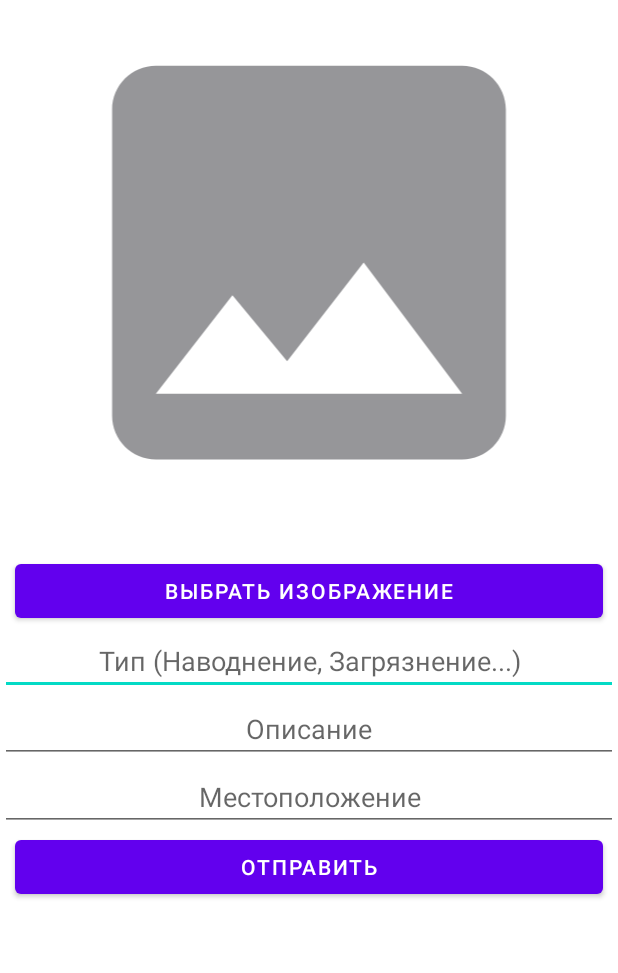
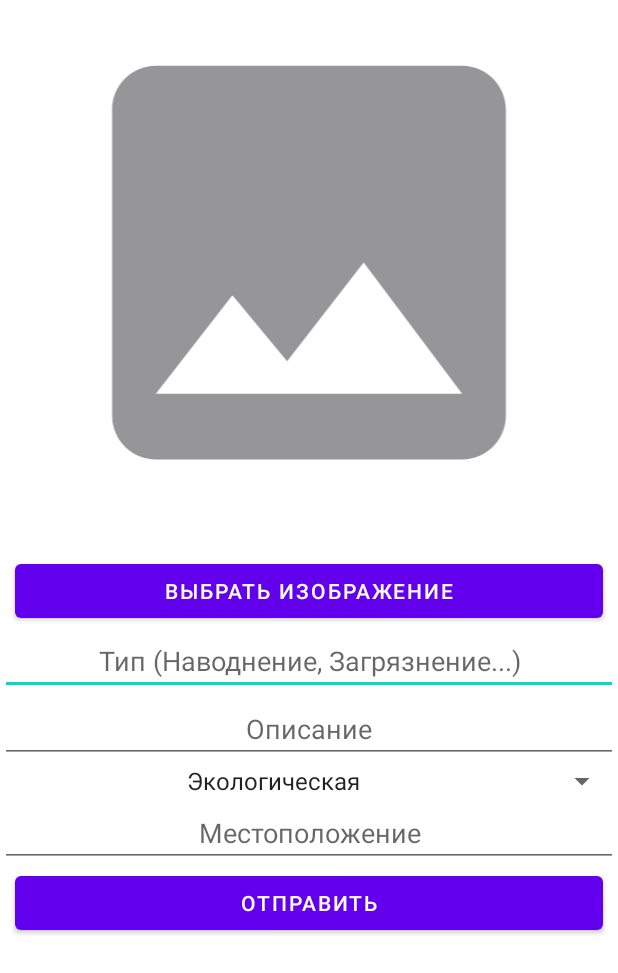
Before and after one commit to AlexanderPerehodyuk/CyberProAndroid, an Android app: the AddProblem screen opened directly, with no data from a screen before it, on a phone screen of 412 x 824 dp. Shown: the top 973 px of the screen. Run offline under Robolectric (Android 15) with nearby library versions, the phone set to English and light mode, and no system bars; pictures from the network do not load.

Commit message:
spinner and problems

```diff
--- a/app/src/main/java/com/example/screens/AddProblem.java
+++ b/app/src/main/java/com/example/screens/AddProblem.java
@@ -18,8 +18,11 @@ import android.graphics.drawable.BitmapDrawable;
 import android.os.Bundle;
 import android.util.Base64;
 import android.view.View;
+import android.widget.ArrayAdapter;
 import android.widget.EditText;
 import android.widget.ImageView;
+import android.widget.Spinner;
+import android.widget.Toast;
 
 import androidx.annotation.NonNull;
 
@@ -40,7 +43,17 @@ public class AddProblem extends BaseActivity {
     protected void onCreate(Bundle savedInstanceState) {
         super.onCreate(savedInstanceState);
         setContentView(R.layout.activity_add_problem);
+        // Получаем экземпляр элемента Spinner
+        Spinner spinner = findViewById(R.id.spinner);
 
+// Настраиваем адаптер
+        ArrayAdapter<?> adapter =
+                ArrayAdapter.createFromResource(this, R.array.problems_array,
+                        android.R.layout.simple_spinner_item);
+        adapter.setDropDownViewResource(android.R.layout.simple_spinner_dropdown_item);
+
+// Вызываем адаптер
+        spinner.setAdapter(adapter);
         imageView = findViewById(R.id.imageView);
 
         findViewById(R.id.buttonChooseImg).setOnClickListener(new View.OnClickListener() {
--- /dev/null
+++ b/app/src/main/res/drawable/ic_baseline_insert_photo_24.xml
@@ -0,0 +1,5 @@
+<vector android:height="24dp" android:tint="#665D5D"
+    android:viewportHeight="24" android:viewportWidth="24"
+    android:width="24dp" xmlns:android="http://schemas.android.com/apk/res/android">
+    <path android:fillColor="@android:color/white" android:pathData="M21,19V5c0,-1.1 -0.9,-2 -2,-2H5c-1.1,0 -2,0.9 -2,2v14c0,1.1 0.9,2 2,2h14c1.1,0 2,-0.9 2,-2zM8.5,13.5l2.5,3.01L14.5,12l4.5,6H5l3.5,-4.5z"/>
+</vector>
--- a/app/src/main/res/layout/activity_add_problem.xml
+++ b/app/src/main/res/layout/activity_add_problem.xml
@@ -26,6 +26,7 @@
         android:text="Выбрать изображение" />
 
     <EditText
+
         android:id="@+id/editTitle"
         android:layout_width="match_parent"
         android:layout_height="wrap_content"
@@ -43,7 +44,16 @@
         android:hint="Описание"
         android:imeOptions="actionDone"
         android:inputType="text" />
+
+    <Spinner
+        android:id="@+id/spinner"
+        android:layout_width="match_parent"
+        android:layout_height="wrap_content"
+        android:entries="@array/problems_array"
+        android:textAlignment="center" />
+
     <EditText
+
         android:id="@+id/editPlace"
         android:layout_width="match_parent"
         android:layout_height="wrap_content"
@@ -51,6 +61,7 @@
         android:hint="Местоположение"
         android:imeOptions="actionDone"
         android:inputType="text" />
+
     <Button
         android:layout_marginStart="10dp"
         android:layout_marginEnd="10dp"
--- a/app/src/main/res/layout/activity_problems.xml
+++ b/app/src/main/res/layout/activity_problems.xml
@@ -7,12 +7,7 @@
     tools:context=".ProblemsActivity">
 
 
-    <Spinner
-        android:id="@+id/spinner"
-        android:layout_width="100dp"
-        android:layout_height="40dp" />
     <ListView
-        android:layout_marginTop="40dp"
         android:id="@+id/listView"
         android:layout_width="wrap_content"
         android:layout_height="wrap_content" />
--- /dev/null
+++ b/app/src/main/res/values/arrays.xml
@@ -0,0 +1,8 @@
+<?xml version="1.0" encoding="utf-8"?>
+<resources>
+    <string-array name="problems_array">
+        <item>Экологическая</item>
+        <item>ЖКХ</item>
+        <item>Дорожная</item>
+    </string-array>
+</resources>
```
Also changed, not shown: app/src/main/res/layout/row.xml (+12 -11 lines).
